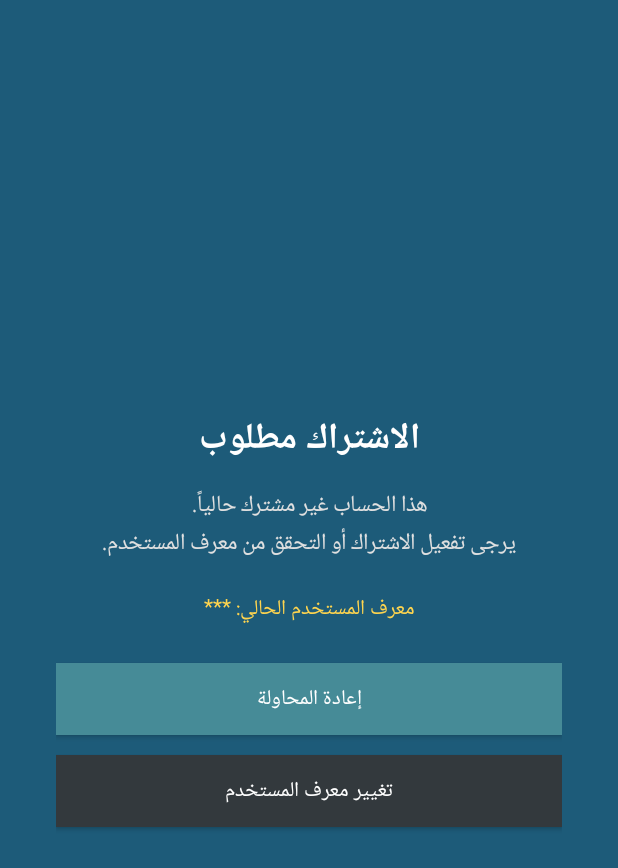
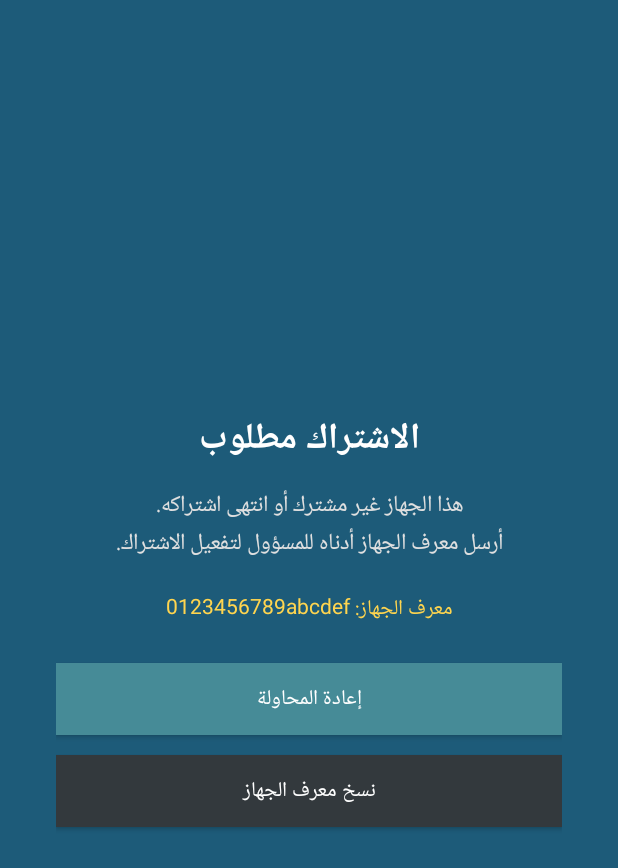
Before and after one commit to bestwall2/MatricVIp, an Android app: the NotSubscribedActivity screen opened directly, with no data from a screen before it, on a phone screen of 412 x 824 dp. Shown: the top 868 px of the screen. Run offline under Robolectric (Android 15) with nearby library versions, the phone set to English and light mode, and no system bars.

Commit message:
Support new user subscription system (android_id, user info + channels payload)

```diff
--- a/app/src/main/java/com/matricvip/ChannelFragmentActivity.java
+++ b/app/src/main/java/com/matricvip/ChannelFragmentActivity.java
@@ -119,7 +119,8 @@ public class ChannelFragmentActivity extends Fragment {
         String userId = UserIdHelper.getUserId(requireContext());
         if (!UserIdHelper.isValid(userId)) {
             swiperefreshlayout1.setRefreshing(false);
-            UserIdHelper.showChangeUserIdDialog(requireContext(), false, this::fetchChannels);
+            SketchwareUtil.showMessage(requireContext().getApplicationContext(),
+                    "تعذر قراءة معرف الجهاز");
             return;
         }
 
@@ -150,6 +151,7 @@ public class ChannelFragmentActivity extends Fragment {
 
     private void handleResult(SubscriptionClient.Result result, String userId) {
         if (result.status == SubscriptionClient.Status.NOT_SUBSCRIBED) {
+            UserIdHelper.clearUserInfo(requireContext());
             subscriptionBlocked = true;
             refreshHandler.removeCallbacks(refreshRunnable);
             channelList.clear();
@@ -163,6 +165,7 @@ public class ChannelFragmentActivity extends Fragment {
 
         if (result.status == SubscriptionClient.Status.OK && result.channels != null) {
             subscriptionBlocked = false;
+            UserIdHelper.saveUserInfo(requireContext(), result.user);
             channelList.clear();
             channelList.addAll(result.channels);
             recyclerview1.setVisibility(View.VISIBLE);
@@ -175,7 +178,6 @@ public class ChannelFragmentActivity extends Fragment {
                     ? result.arabicMessage
                     : "فشل فك تشفير القنوات، تحقق من معرف المستخدم";
             SketchwareUtil.showMessage(requireContext().getApplicationContext(), decryptMsg);
-            UserIdHelper.showChangeUserIdDialog(requireContext(), true, this::fetchChannels);
             return;
         }
 
--- a/app/src/main/java/com/matricvip/NotSubscribedActivity.java
+++ b/app/src/main/java/com/matricvip/NotSubscribedActivity.java
@@ -41,20 +41,17 @@ public class NotSubscribedActivity extends AppCompatActivity {
         root.addView(title, matchWrap());
 
         TextView subtitle = new TextView(this);
-        subtitle.setText("هذا الحساب غير مشترك حالياً.\nيرجى تفعيل الاشتراك أو التحقق من معرف المستخدم.");
+        subtitle.setText("هذا الجهاز غير مشترك أو انتهى اشتراكه.\nأرسل معرف الجهاز أدناه للمسؤول لتفعيل الاشتراك.");
         subtitle.setTextSize(15);
         subtitle.setTextColor(Color.parseColor("#E0E0E0"));
         subtitle.setGravity(Gravity.CENTER);
         subtitle.setPadding(0, 0, 0, 28);
         root.addView(subtitle, matchWrap());
 
-        String masked = getIntent().getStringExtra(EXTRA_MASKED_ID);
-        if (masked == null || masked.isEmpty()) {
-            masked = UserIdHelper.mask(UserIdHelper.getUserId(this));
-        }
+        String masked = UserIdHelper.getUserId(this); // full id so the admin can add it
 
         idView = new TextView(this);
-        idView.setText("معرف المستخدم الحالي: " + masked);
+        idView.setText("معرف الجهاز: " + masked);
         idView.setTextSize(14);
         idView.setTextColor(Color.parseColor("#FFD54F"));
         idView.setGravity(Gravity.CENTER);
@@ -73,18 +70,12 @@ public class NotSubscribedActivity extends AppCompatActivity {
         retryLp.bottomMargin = 20;
         root.addView(retryBtn, retryLp);
 
-        Button changeIdBtn = new Button(this);
-        changeIdBtn.setText("تغيير معرف المستخدم");
-        changeIdBtn.setTextColor(Color.WHITE);
-        changeIdBtn.setBackgroundColor(Color.parseColor("#33393D"));
-        changeIdBtn.setOnClickListener(v ->
-                UserIdHelper.showChangeUserIdDialog(this, true, () -> {
-                    idView.setText("معرف المستخدم الحالي: "
-                            + UserIdHelper.mask(UserIdHelper.getUserId(this)));
-                    setResult(RESULT_OK);
-                    finish();
-                }));
-        root.addView(changeIdBtn, matchWrap());
+        Button copyIdBtn = new Button(this);
+        copyIdBtn.setText("نسخ معرف الجهاز");
+        copyIdBtn.setTextColor(Color.WHITE);
+        copyIdBtn.setBackgroundColor(Color.parseColor("#33393D"));
+        copyIdBtn.setOnClickListener(v -> UserIdHelper.copyId(this));
+        root.addView(copyIdBtn, matchWrap());
     }
 
     private LinearLayout.LayoutParams matchWrap() {
--- a/app/src/main/java/com/matricvip/SettingFragmentActivity.java
+++ b/app/src/main/java/com/matricvip/SettingFragmentActivity.java
@@ -101,7 +101,7 @@ public class SettingFragmentActivity extends Fragment {
 		phone = _view.findViewById(R.id.phone);
 		textview8 = _view.findViewById(R.id.textview8);
 		USER_DATA = getContext().getSharedPreferences(Config.PREFS, Activity.MODE_PRIVATE);
-		linear_change_user_id.setOnClickListener(v -> UserIdHelper.showChangeUserIdDialog(requireContext(), true, this::refreshMaskedUserId));
+		linear_change_user_id.setOnClickListener(v -> UserIdHelper.copyId(requireContext()));
 	}
 
 	private void initializeLogic() {
@@ -117,6 +117,9 @@ public class SettingFragmentActivity extends Fragment {
 	@Override
 	public void onResume() {
 		super.onResume();
+		username.setText(USER_DATA.getString("NAME", ""));
+		date.setText(USER_DATA.getString("DATE", ""));
+		phone.setText(USER_DATA.getString("PHONE", ""));
 		refreshMaskedUserId();
 		_countdown_start();
 	}
```
Also changed, not shown: app/src/main/java/com/matricvip/SubscriptionClient.java (+50 -17 lines), app/src/main/java/com/matricvip/UserIdHelper.java (+30 -1 lines), 1 other file.
